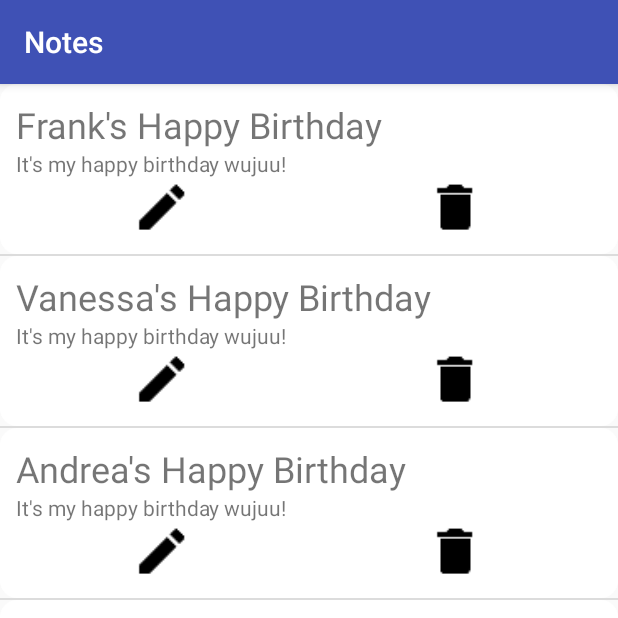
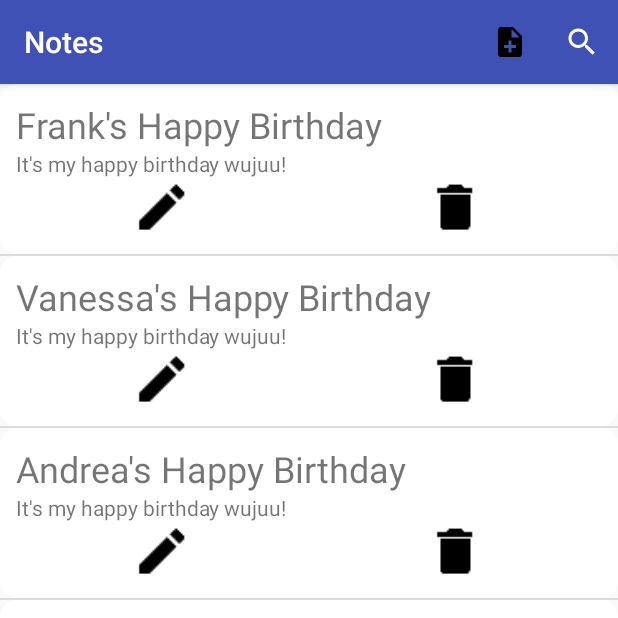
Before and after one commit to frankdaza/Notes-Android-Kotlin-App, an Android app: the screen it shows after launch (MainActivity), on a phone screen of 412 x 824 dp, the top half of it. Run offline under Robolectric (Android 15) with nearby library versions, the phone set to English and light mode, and no system bars.

Commit message:
Use menu bar for add and search notes

```diff
--- a/app/src/main/java/com/frankdaza/notes/AddNoteActivity.kt
+++ b/app/src/main/java/com/frankdaza/notes/AddNoteActivity.kt
@@ -2,6 +2,7 @@ package com.frankdaza.notes
 
 import android.support.v7.app.AppCompatActivity
 import android.os.Bundle
+import android.view.View
 
 class AddNoteActivity : AppCompatActivity() {
 
@@ -9,4 +10,8 @@ class AddNoteActivity : AppCompatActivity() {
         super.onCreate(savedInstanceState)
         setContentView(R.layout.activity_add_note)
     }
+
+    fun listenerAddNote(view: View) {
+        finish()
+    }
 }
--- a/app/src/main/java/com/frankdaza/notes/MainActivity.kt
+++ b/app/src/main/java/com/frankdaza/notes/MainActivity.kt
@@ -1,11 +1,14 @@
 package com.frankdaza.notes
 
+import android.app.SearchManager
+import android.content.Context
+import android.content.Intent
 import android.support.v7.app.AppCompatActivity
 import android.os.Bundle
-import android.view.LayoutInflater
-import android.view.View
-import android.view.ViewGroup
+import android.view.*
 import android.widget.BaseAdapter
+import android.widget.SearchView
+import android.widget.Toast
 import com.frankdaza.notes.model.Note
 import kotlinx.android.synthetic.main.activity_main.*
 import kotlinx.android.synthetic.main.adapter_note.view.*
@@ -30,7 +33,48 @@ class MainActivity : AppCompatActivity() {
         lvNotes.adapter = noteAdapter
     }
 
+    /**
+     * Show the two options of the menu on the main activity.
+     *
+     * Created by Frank Edward Daza González on Feb 22, 2018
+     */
+    override fun onCreateOptionsMenu(menu: Menu?): Boolean {
+        menuInflater.inflate(R.menu.main_menu, menu)
 
+        val sv = menu!!.findItem(R.id.app_bar_search).actionView as SearchView
+        val sm = getSystemService(Context.SEARCH_SERVICE) as SearchManager
+        sv.setSearchableInfo(sm.getSearchableInfo(componentName))
+
+        sv.setOnQueryTextListener(object: SearchView.OnQueryTextListener{
+            override fun onQueryTextSubmit(p0: String?): Boolean {
+                Toast.makeText(applicationContext, p0, Toast.LENGTH_LONG).show()
+                return false
+            }
+
+            override fun onQueryTextChange(p0: String?): Boolean {
+                return false
+            }
+        })
+        return super.onCreateOptionsMenu(menu)
+    }
+
+    override fun onOptionsItemSelected(item: MenuItem?): Boolean {
+        if (item != null) {
+            when (item.itemId) {
+                R.id.miAddNote -> {
+                    val intentAddNote = Intent(this, AddNoteActivity::class.java)
+                    startActivity(intentAddNote)
+                }
+            }
+        }
+        return super.onOptionsItemSelected(item)
+    }
+
+    /**
+     * Show the data for the listView.
+     *
+     * Created by Frank Edward Daza González on Feb 22, 2018
+     */
     inner class NoteAdapter : BaseAdapter {
 
         var listNotesAdapter = ArrayList<Note>()
--- /dev/null
+++ b/app/src/main/res/drawable/ic_search_black_24dp.xml
@@ -0,0 +1,9 @@
+<vector xmlns:android="http://schemas.android.com/apk/res/android"
+        android:width="24dp"
+        android:height="24dp"
+        android:viewportWidth="24.0"
+        android:viewportHeight="24.0">
+    <path
+        android:fillColor="#FF000000"
+        android:pathData="M15.5,14h-0.79l-0.28,-0.27C15.41,12.59 16,11.11 16,9.5 16,5.91 13.09,3 9.5,3S3,5.91 3,9.5 5.91,16 9.5,16c1.61,0 3.09,-0.59 4.23,-1.57l0.27,0.28v0.79l5,4.99L20.49,19l-4.99,-5zM9.5,14C7.01,14 5,11.99 5,9.5S7.01,5 9.5,5 14,7.01 14,9.5 11.99,14 9.5,14z"/>
+</vector>
--- a/app/src/main/res/layout/activity_add_note.xml
+++ b/app/src/main/res/layout/activity_add_note.xml
@@ -43,6 +43,7 @@
         android:layout_marginEnd="8dp"
         android:layout_marginStart="8dp"
         android:layout_marginTop="80dp"
+        android:onClick="listenerAddNote"
         android:text="Add Note"
         app:layout_constraintEnd_toEndOf="parent"
         app:layout_constraintStart_toStartOf="parent"
--- /dev/null
+++ b/app/src/main/res/menu/main_menu.xml
@@ -0,0 +1,17 @@
+<?xml version="1.0" encoding="utf-8"?>
+<menu xmlns:tools="http://schemas.android.com/tools"
+    xmlns:app="http://schemas.android.com/apk/res-auto"
+    xmlns:android="http://schemas.android.com/apk/res/android">
+
+    <item
+        android:id="@+id/miAddNote"
+        android:icon="@drawable/ic_note_add_black_24dp"
+        android:title="Add Note"
+        app:showAsAction="ifRoom" />
+    <item
+        android:id="@+id/app_bar_search"
+        android:icon="@drawable/ic_search_black_24dp"
+        android:title="Search"
+        app:showAsAction="always"
+        app:actionViewClass="android.widget.SearchView" />
+</menu>
```
Also changed, not shown: app/src/main/res/drawable-hdpi/ic_note_add_black_24dp.png (added), app/src/main/res/drawable-mdpi/ic_note_add_black_24dp.png (added), app/src/main/res/drawable-xhdpi/ic_note_add_black_24dp.png (added), app/src/main/res/drawable-xxhdpi/ic_note_add_black_24dp.png (added), app/src/main/res/drawable-xxxhdpi/ic_note_add_black_24dp.png (added).
